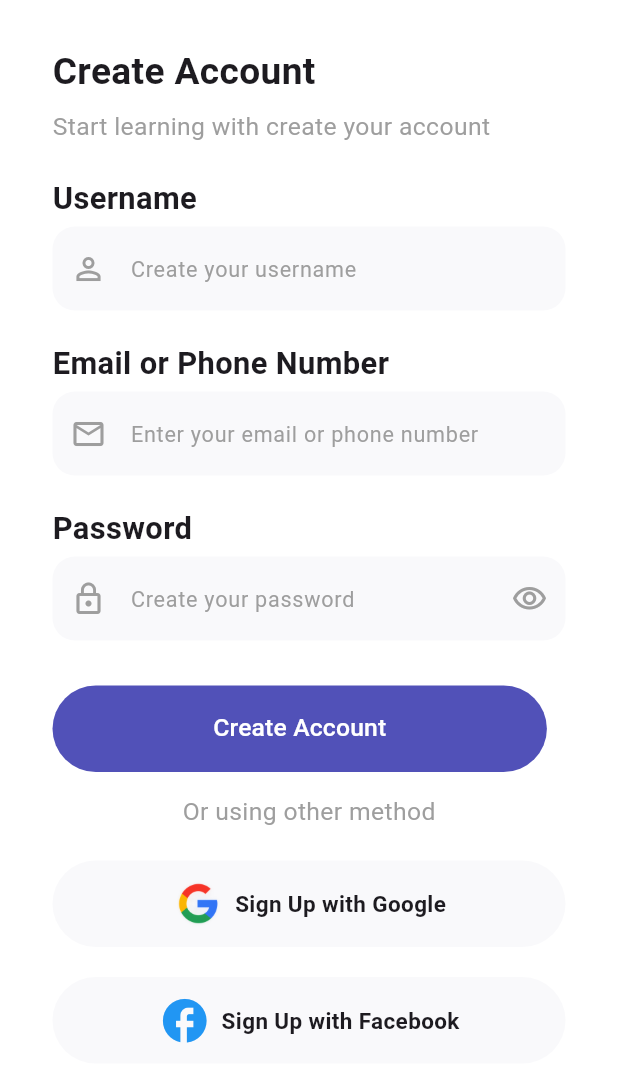
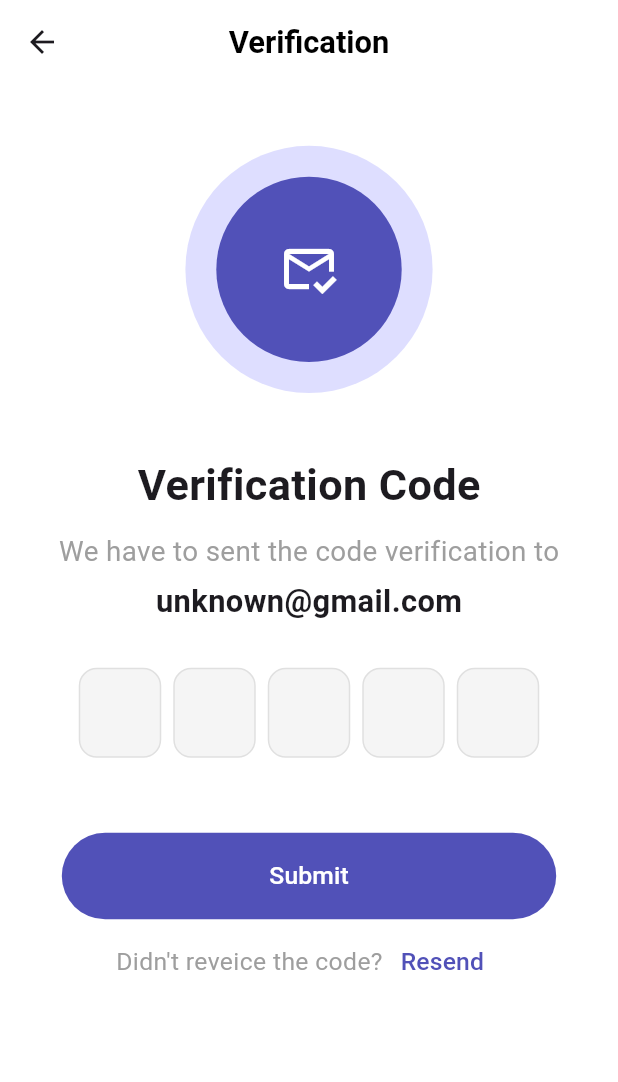
Before and after one commit to muhammadsameerdeveloper/Apna-Eshop-Assignment, a Flutter app: the CreateAccountView screen opened directly, after a tap on "Create Account", on a phone screen of 412 x 824 dp. Shown: the top 1082 px of the screen. Run offline on Flutter 3.47's test engine with Material 3 defaults, Android fonts, the phone set to English and light mode, and no system bars; drawn by our look-alikes of pinput; our stand-ins replace smooth_page_indicator.

Commit message:
verification view complete

```diff
--- a/lib/screen/create_account_view.dart
+++ b/lib/screen/create_account_view.dart
@@ -1,3 +1,4 @@
+import 'package:apnashop/screen/verification_view.dart';
 import 'package:apnashop/utils/app_colors.dart';
 import 'package:apnashop/utils/size_config.dart';
 import 'package:apnashop/widget/custom_button.dart';
@@ -11,6 +12,11 @@ class CreateAccountView extends StatefulWidget {
 }
 
 class _CreateAccountViewState extends State<CreateAccountView> {
+  bool isUsernameFilled = false;
+  bool isEmailFilled = false;
+  bool isPasswordFilled = false;
+  bool isPasswordVisible = false;
+  TextEditingController emailController = TextEditingController();
   @override
   Widget build(BuildContext context) {
     return Scaffold(
@@ -50,6 +56,11 @@ class _CreateAccountViewState extends State<CreateAccountView> {
                 SizedBox(
                   width: double.infinity,
                   child: TextField(
+                    onChanged: (value) {
+                      setState(() {
+                        isUsernameFilled = value.isNotEmpty;
+                      });
+                    },
                     decoration: InputDecoration(
                       hintText: "Create your username",
                       hintStyle: TextStyle(
@@ -58,13 +69,33 @@ class _CreateAccountViewState extends State<CreateAccountView> {
                       ),
                       prefixIcon: Icon(
                         Icons.person_outline,
-                        color: Colors.grey,
+                        color: isUsernameFilled
+                            ? AppColors.blueColor
+                            : Colors.grey,
                       ),
                       filled: true,
                       fillColor: AppColors.textfieldColor,
                       border: OutlineInputBorder(
                         borderRadius: BorderRadius.circular(15),
                         borderSide: BorderSide.none,
+                      ),
+                      enabledBorder: OutlineInputBorder(
+                        borderRadius: BorderRadius.circular(15),
+                        borderSide: BorderSide(
+                          color: isUsernameFilled
+                              ? AppColors.blueColor
+                              : Colors.transparent,
+                          width: 1.5,
+                        ),
+                      ),
+                      focusedBorder: OutlineInputBorder(
+                        borderRadius: BorderRadius.circular(15),
+                        borderSide: BorderSide(
+                          color: isUsernameFilled
+                              ? AppColors.blueColor
+                              : Colors.grey,
+                          width: 1.5,
+                        ),
                       ),
                     ),
                   ),
@@ -81,18 +112,47 @@ class _CreateAccountViewState extends State<CreateAccountView> {
                 SizedBox(
                   width: double.infinity,
                   child: TextField(
+                    controller: emailController,
+                    onChanged: (value) {
+                      setState(() {
+                        isEmailFilled = value.isNotEmpty;
+                      });
+                    },
                     decoration: InputDecoration(
                       hintText: "Enter your email or phone number",
                       hintStyle: TextStyle(
                         fontSize: SizeConfig.text(0.035),
                         color: Colors.grey,
                       ),
-                      prefixIcon: Icon(Icons.mail_outline, color: Colors.grey),
+                      prefixIcon: Icon(
+                        Icons.mail_outline,
+                        color: isEmailFilled
+                            ? AppColors.blueColor
+                            : Colors.grey,
+                      ),
                       filled: true,
                       fillColor: AppColors.textfieldColor,
                       border: OutlineInputBorder(
                         borderRadius: BorderRadius.circular(15),
                         borderSide: BorderSide.none,
+                      ),
+                      enabledBorder: OutlineInputBorder(
+                        borderRadius: BorderRadius.circular(15),
+                        borderSide: BorderSide(
+                          color: isEmailFilled
+                              ? AppColors.blueColor
+                              : Colors.transparent,
+                          width: 1.5,
+                        ),
+                      ),
+                      focusedBorder: OutlineInputBorder(
+                        borderRadius: BorderRadius.circular(15),
+                        borderSide: BorderSide(
+                          color: isEmailFilled
+                              ? AppColors.blueColor
+                              : Colors.grey,
+                          width: 1.5,
+                        ),
                       ),
                     ),
                   ),
@@ -109,17 +169,38 @@ class _CreateAccountViewState extends State<CreateAccountView> {
                 SizedBox(
                   width: double.infinity,
                   child: TextField(
-                    obscureText: true,
+                    onChanged: (value) {
+                      setState(() {
+                        isPasswordFilled = value.isNotEmpty;
+                      });
+                    },
+                    obscureText: isPasswordVisible,
                     decoration: InputDecoration(
                       hintText: "Create your password",
                       hintStyle: TextStyle(
                         fontSize: SizeConfig.text(0.035),
                         color: Colors.grey,
                       ),
-                      prefixIcon: Icon(Icons.lock_outline, color: Colors.grey),
-                      suffixIcon: Icon(
-                        Icons.visibility_outlined,
-                        color: Colors.grey,
+                      prefixIcon: Icon(
+                        Icons.lock_outline,
+                        color: isPasswordFilled
+                            ? AppColors.blueColor
+                            : Colors.grey,
+                      ),
+                      suffixIcon: IconButton(
+                        onPressed: () {
+                          setState(() {
+                            isPasswordVisible = !isPasswordVisible;
+                          });
+                        },
+                        icon: Icon(
+                          isPasswordVisible
+                              ? Icons.visibility_outlined
+                              : Icons.visibility_off_outlined,
+                          color: isPasswordFilled
+                              ? AppColors.blueColor
+                              : Colors.grey,
+                        ),
                       ),
                       filled: true,
                       fillColor: AppColors.textfieldColor,
@@ -127,11 +208,43 @@ class _CreateAccountViewState extends State<CreateAccountView> {
                         borderRadius: BorderRadius.circular(15),
                         borderSide: BorderSide.none,
                       ),
+                      enabledBorder: OutlineInputBorder(
+                        borderRadius: BorderRadius.circular(15),
+                        borderSide: BorderSide(
+                          color: isPasswordFilled
+                              ? AppColors.blueColor
+                              : Colors.transparent,
+                          width: 1.5,
+                        ),
+                      ),
+                      focusedBorder: OutlineInputBorder(
+                        borderRadius: BorderRadius.circular(15),
+                        borderSide: BorderSide(
+                          color: isPasswordFilled
+                              ? AppColors.blueColor
+                              : Colors.grey,
+                          width: 1.5,
+                        ),
+                      ),
                     ),
                   ),
                 ),
                 SizedBox(height: 30),
-                CustomButton(text: "Create Account", onPressed: () {}),
+                CustomButton(
+                  text: "Create Account",
+                  onPressed: () {
+                    Navigator.push(
+                      context,
+                      MaterialPageRoute(
+                        builder: (context) => VerificationView(
+                          email: emailController.text.isEmpty
+                              ? "unknown@gmail.com"
+                              : emailController.text,
+                        ),
+                      ),
+                    );
+                  },
+                ),
                 SizedBox(height: 15),
                 Center(
                   child: Text(
--- /dev/null
+++ b/lib/screen/verification_view.dart
@@ -0,0 +1,155 @@
+import 'package:apnashop/utils/app_colors.dart';
+import 'package:apnashop/utils/size_config.dart';
+import 'package:apnashop/widget/custom_button.dart';
+import 'package:flutter/material.dart';
+import 'package:pinput/pinput.dart';
+
+class VerificationView extends StatefulWidget {
+  final String email;
+  const VerificationView({super.key, required this.email});
+
+  @override
+  State<VerificationView> createState() => _VerificationViewState();
+}
+
+class _VerificationViewState extends State<VerificationView> {
+  @override
+  Widget build(BuildContext context) {
+    return Scaffold(
+      backgroundColor: Colors.white,
+      appBar: AppBar(
+        backgroundColor: Colors.white,
+        elevation: 0,
+        centerTitle: true,
+        title: Text(
+          "Verification",
+          style: TextStyle(
+            fontSize: SizeConfig.text(0.05),
+            fontWeight: FontWeight.bold,
+            color: Colors.black,
+          ),
+        ),
+      ),
+      body: SingleChildScrollView(
+        child: Center(
+          child: Column(
+            mainAxisSize: MainAxisSize.min,
+            children: [
+              Container(
+                width: SizeConfig.width * 0.4,
+                decoration: BoxDecoration(
+                  color: Color(0xFFDEDEFF),
+                  shape: BoxShape.circle,
+                ),
+                child: Center(
+                  child: Column(
+                    mainAxisAlignment: MainAxisAlignment.center,
+                    children: [
+                      Container(
+                        height: SizeConfig.height * 0.3,
+                        width: SizeConfig.width * 0.3,
+                        decoration: BoxDecoration(
+                          color: AppColors.blueColor,
+                          shape: BoxShape.circle,
+                        ),
+                        child: Center(
+                          child: Column(
+                            mainAxisAlignment: MainAxisAlignment.center,
+                            children: [
+                              Icon(
+                                Icons.mark_email_read_outlined,
+                                color: Colors.white,
+                                size: 40,
+                              ),
+                            ],
+                          ),
+                        ),
+                      ),
+                    ],
+                  ),
+                ),
+              ),
+              Text(
+                "Verification Code",
+                style: TextStyle(
+                  fontWeight: FontWeight.bold,
+                  fontSize: SizeConfig.text(0.07),
+                ),
+              ),
+              SizedBox(height: 10),
+              Text(
+                "We have to sent the code verification to",
+                style: TextStyle(
+                  color: Colors.grey,
+                  fontSize: SizeConfig.text(0.045),
+                ),
+              ),
+              SizedBox(height: 5),
+              Text(
+                widget.email,
+                style: TextStyle(
+                  fontSize: SizeConfig.text(0.05),
+                  fontWeight: FontWeight.bold,
+                ),
+              ),
+              SizedBox(height: 30),
+              Pinput(
+                length: 5,
+                defaultPinTheme: PinTheme(
+                  width: 55,
+                  height: 60,
+                  textStyle: TextStyle(
+                    fontSize: 22,
+                    fontWeight: FontWeight.bold,
+                  ),
+                  decoration: BoxDecoration(
+                    color: Colors.grey.shade100,
+                    borderRadius: BorderRadius.circular(12),
+                    border: Border.all(color: Colors.grey.shade300),
+                  ),
+                ),
+                focusedPinTheme: PinTheme(
+                  width: 55,
+                  height: 60,
+                  textStyle: TextStyle(
+                    fontSize: 22,
+                    fontWeight: FontWeight.bold,
+                  ),
+                  decoration: BoxDecoration(
+                    borderRadius: BorderRadius.circular(12),
+                    border: Border.all(color: AppColors.blueColor, width: 2),
+                  ),
+                ),
+              ),
+              SizedBox(height: 50),
+              CustomButton(text: "Submit", onPressed: () {}),
+              SizedBox(height: 5),
+              Row(
+                mainAxisAlignment: MainAxisAlignment.center,
+                children: [
+                  Text(
+                    "Didn't reveice the code?",
+                    style: TextStyle(
+                      color: Colors.grey,
+                      fontSize: SizeConfig.text(0.04),
+                    ),
+                  ),
+                  TextButton(
+                    onPressed: () {},
+                    child: Text(
+                      "Resend",
+                      style: TextStyle(
+                        fontSize: SizeConfig.text(0.04),
+                        color: AppColors.blueColor,
+                      ),
+                    ),
+                  ),
+                ],
+              ),
+            ],
+          ),
+        ),
+      ),
+    );
+  }
+}
--- a/pubspec.yaml
+++ b/pubspec.yaml
@@ -36,6 +36,7 @@ dependencies:
   cupertino_icons: ^1.0.8
   smooth_page_indicator: ^1.2.0
   font_awesome_flutter: ^10.9.1
+  pinput: ^6.0.2
 
 dev_dependencies:
   flutter_test:
```
Also changed, not shown: pubspec.lock.
